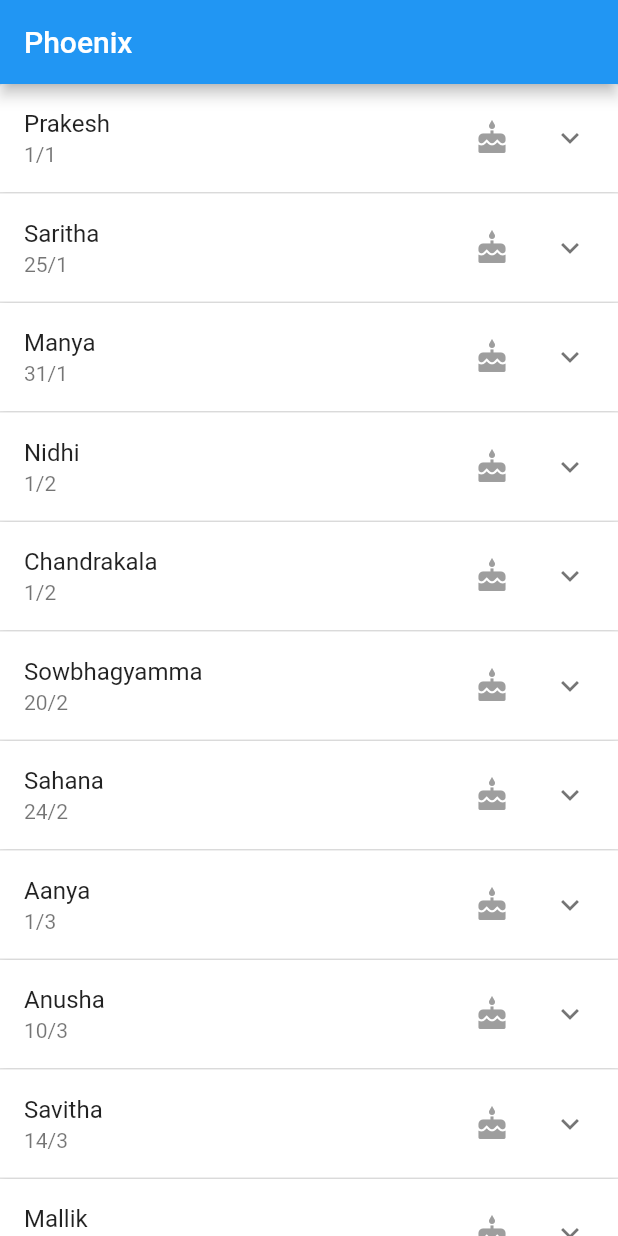
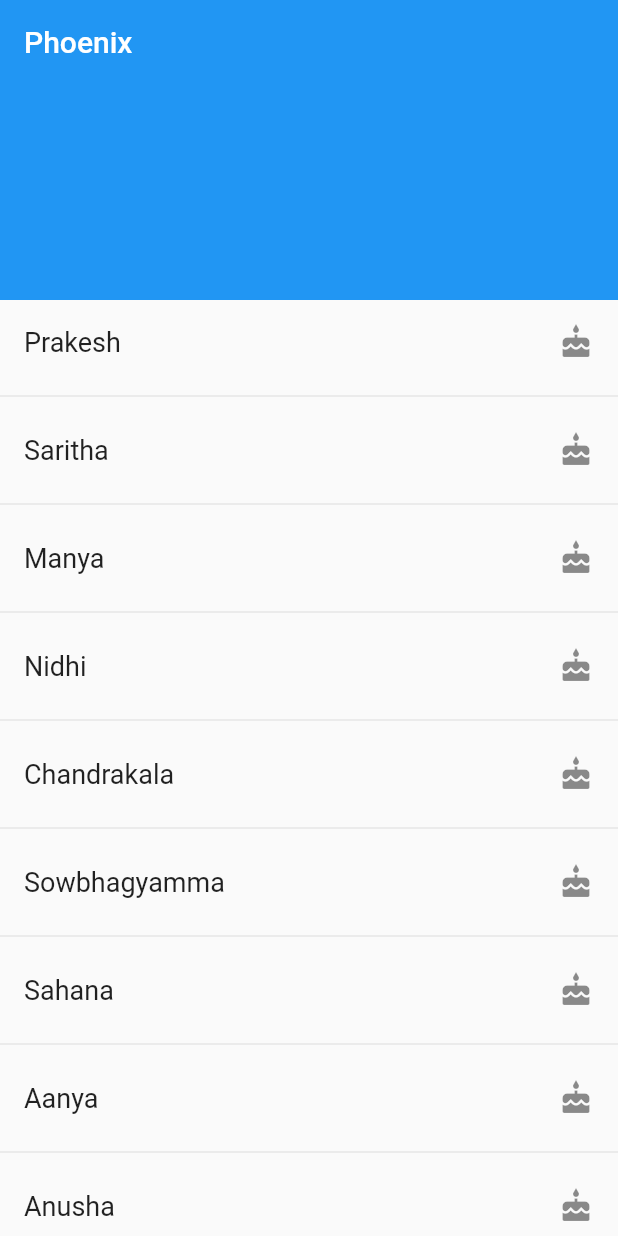
Before and after one commit to deepak-phoenix/notification, a Flutter app: the screen it shows after launch, on a phone screen of 412 x 824 dp. Run offline on Flutter 3.47's test engine with Material 2 defaults, Android fonts, the phone set to English and light mode, and no system bars.

Commit message:
add new UI

```diff
--- a/lib/Generate.dart
+++ b/lib/Generate.dart
@@ -1,7 +1,6 @@
 import 'package:flutter/material.dart';
 
 import 'package:notification/Event.dart';
-import 'package:notification/IteamState.dart';
 
 class GenerateList extends StatefulWidget {
   @override
@@ -9,61 +8,35 @@ class GenerateList extends StatefulWidget {
 }
 
 class _GenerateState extends State<GenerateList> {
-  List<IteamState> _data = generateIteam(events.length);
-
   @override
-  Widget build(BuildContext context) => SingleChildScrollView(
-        child: _buildPanel(),
+  Widget build(BuildContext context) => Material(
+        child: CustomScrollView(
+          slivers: <Widget>[
+            SliverAppBar(
+              pinned: true,
+              expandedHeight: 200.0,
+              title: Text("Phoenix"),
+            ),
+            SliverList(
+              delegate: SliverChildBuilderDelegate((context, index) {
+                if (index.isOdd) return Divider();
+                var i = index ~/ 2;
+                return Container(
+                  child: ListTile(
+                    title: Text(
+                      events[i].getName(),
+                      style: TextStyle(fontSize: 18.0),
+                    ),
+                    trailing: Icon(events[i].getIsBirthday()
+                        ? Icons.cake
+                        : Icons.local_florist),
+                  ),
+                );
+              }, childCount: events.length),
+            )
+          ],
+        ),
       );
-
-  Widget _buildPanel() {
-    return ExpansionPanelList.radio(
-      children: _data.map<ExpansionPanelRadio>((IteamState iteam) {
-        var today = DateTime.now();
-        return ExpansionPanelRadio(
-          value: iteam.id,
-          headerBuilder: (BuildContext context, bool isExpanded) {
-            return ListTile(
-              title: Text(events[iteam.id].getName()),
-              trailing: Icon(
-                events[iteam.id].getIsBirthday()
-                    ? Icons.cake
-                    : Icons.local_florist,
-                color: events[iteam.id].getEvenDate().month > today.month
-                    ? Colors.red
-                    : events[iteam.id].getEvenDate().month == today.month
-                        ? events[iteam.id].getEvenDate().day >= today.day
-                            ? Colors.red
-                            : Colors.grey
-                        : Colors.grey,
-              ),
-              subtitle: Text(iteam.expandedValue),
-            );
-          },
-          body: ListTile(
-            title: Text(events[iteam.id].getIsBirthday()
-                ? "Happy birthday"
-                : "Happy Annerversary"),
-            subtitle: Text("Wishes from dp..."),
-          ),
-        );
-      }).toList(),
-    );
-  }
-}
-
-List<IteamState> generateIteam(int noOfIteams) {
-  return List.generate(
-    noOfIteams,
-    (int index) {
-      return IteamState(
-        index,
-        events[index].getEvenDate().day.toString() +
-            "/" +
-            events[index].getEvenDate().month.toString(),
-      );
-    },
-  );
 }
 
 final List<Event> events = [
--- a/lib/main.dart
+++ b/lib/main.dart
@@ -7,12 +7,10 @@ void main() => runApp(MyApp());
 class MyApp extends StatelessWidget {
   @override
   Widget build(BuildContext context) {
-    return MaterialApp(
-      home: Scaffold(
-        appBar: AppBar(
-          title: Text("Phoenix"),
-        ),
-        body: GenerateList(),
+    return Center(
+      child: MaterialApp(
+        theme: ThemeData.light(),
+        home: GenerateList(),
       ),
     );
   }
```
